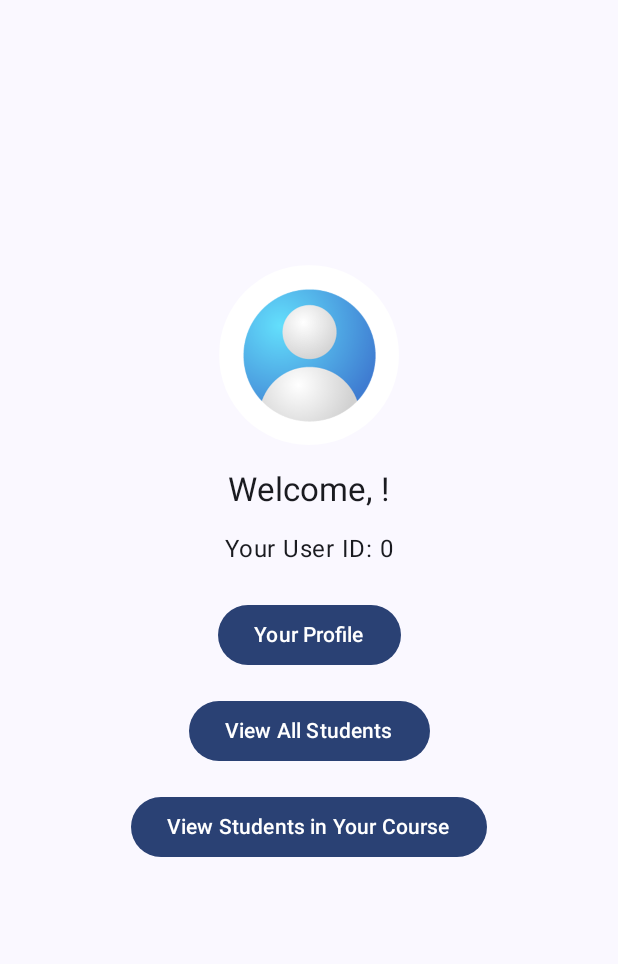
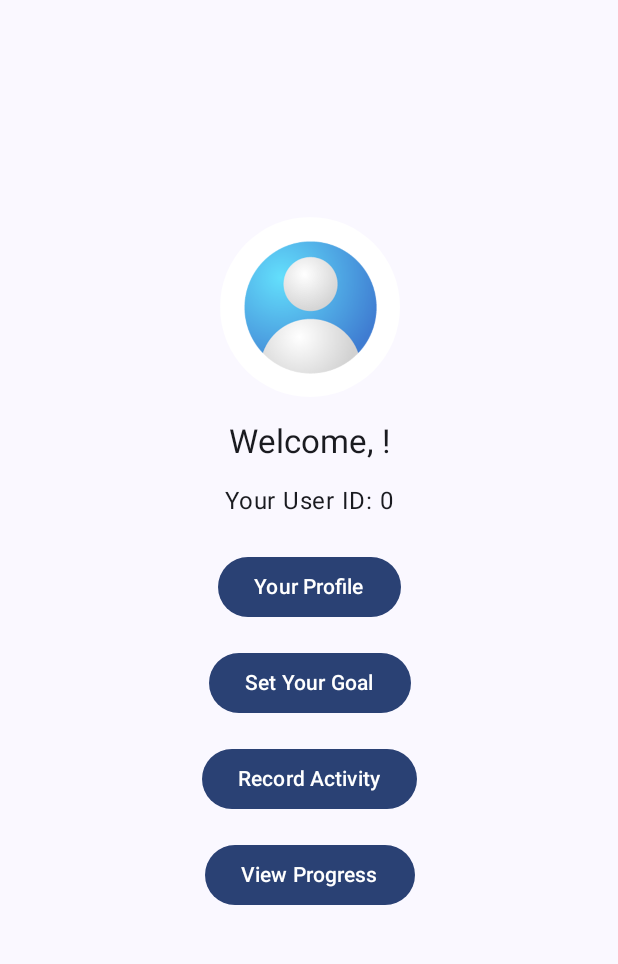
Before and after one commit to SipluDIA/FitnessApp, an Android app built with Jetpack Compose: the composable DashboardScreen called with empty values, on a phone screen of 412 x 824 dp, the part 96-1060 px from its top. Run offline under Robolectric (Android 15) with nearby library versions, the phone set to English and light mode, and no system bars; network calls fail; pictures from the network do not load.

Commit message:
modified:   FitnessApp 	modified:   app/src/main/java/com/example/fitnessapp/navigation/AppNavigation.kt 	modified:   app/src/main/java/com/example/fitnessapp/ui/screen/ActivityScreen.kt 	modified:   app/src/main/java/com/example/fitnessapp/ui/screen/DashboardScreen.kt 	modified:   app/src/main/java/com/example/fitnessapp/ui/screen/ProfileScreen.kt

```diff
--- a/app/src/main/java/com/example/fitnessapp/ui/screen/DashboardScreen.kt
+++ b/app/src/main/java/com/example/fitnessapp/ui/screen/DashboardScreen.kt
@@ -68,13 +68,19 @@
                 onClick = { navController.navigate("profile/$userId/$userName") }, // Navigate to All
                 modifier = Modifier.padding(8.dp)
             ) {
-                Text("View All Students")
+                Text("Set Your Goal")
             }
-            Button( // New button for viewing students by course.
+            Button(
+                onClick = { navController.navigate("activity/$userId/$userName") },  // Navigate with a default course
+                modifier = Modifier.padding(8.dp)
+            ) {
+                Text("Record Activity")
+            }
+            Button(
                 onClick = { navController.navigate("profile/$userId/$userName") },  // Navigate with a default course
                 modifier = Modifier.padding(8.dp)
             ) {
-                Text("View Students in Your Course")
+                Text("View Progress")
             }
         }
     }
```
Also changed, not shown: app/src/main/java/com/example/fitnessapp/navigation/AppNavigation.kt (+16 -0 lines), app/src/main/java/com/example/fitnessapp/ui/screen/ActivityScreen.kt (+6 -5 lines), app/src/main/java/com/example/fitnessapp/ui/screen/ProfileScreen.kt (+28 -3 lines).
